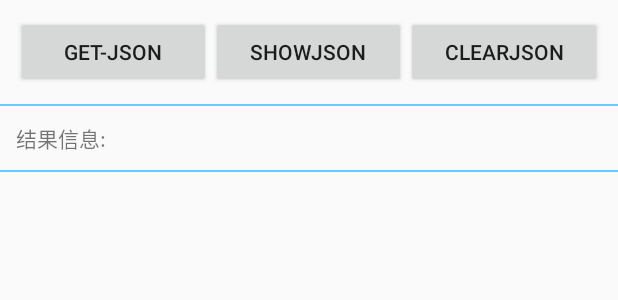
After one commit to yangshangwei/AndroidTourist, an Android app: the layout activity_json.xml on its own in the app's theme, with its tools: preview values and no code run, on a phone screen of 412 x 824 dp. The commit adds this screen. Shown: the top 300 px of the screen. Run offline under Robolectric (Android 15) with nearby library versions, the phone set to English and light mode, and no system bars.

Commit message:
JSON客户端UI

```diff
--- a/androidbase/build.gradle
+++ b/androidbase/build.gradle
@@ -27,12 +27,13 @@ android {
 
 dependencies {
     compile fileTree(dir: 'libs', include: ['*.jar'])
-    compile 'com.android.support:appcompat-v7:23.0.1'
-    compile 'com.apkfuns.logutils:library:1.0.6'
 
     apt "org.androidannotations:androidannotations:$AAVersion"
     compile "org.androidannotations:androidannotations-api:$AAVersion"
 
+    compile 'com.android.support:appcompat-v7:23.0.1'
+    compile 'com.apkfuns.logutils:library:1.0.6'
+    compile 'com.android.support:design:23.0.1'
 }
 
 apt {
--- /dev/null
+++ b/androidbase/src/main/res/layout/activity_json.xml
@@ -0,0 +1,66 @@
+<?xml version="1.0" encoding="utf-8"?>
+<RelativeLayout
+    xmlns:android="http://schemas.android.com/apk/res/android"
+    android:layout_width="match_parent"
+    android:layout_height="match_parent">
+
+    <LinearLayout
+        android:id="@+id/id_layout_head"
+        android:layout_width="match_parent"
+        android:layout_height="wrap_content"
+        android:layout_margin="5dp"
+        android:orientation="horizontal"
+        android:gravity="center"
+        android:padding="5dp">
+
+        <Button
+            android:id="@+id/id_btn_getJson"
+            android:layout_width="0dp"
+            android:layout_height="wrap_content"
+            android:layout_weight="1"
+
+            android:text="@string/getJson" />
+
+        <Button
+            android:id="@+id/id_btn_showJson"
+            android:layout_width="0dp"
+            android:layout_height="wrap_content"
+            android:layout_weight="1"
+            android:text="@string/showJson" />
+
+        <Button
+            android:id="@+id/id_btn_clearJson"
+            android:layout_width="0dp"
+            android:layout_height="wrap_content"
+            android:layout_weight="1"
+            android:text="@string/clearJson" />
+
+    </LinearLayout>
+
+    <View
+        android:id="@+id/id_view_v1"
+        android:layout_width="match_parent"
+        android:layout_height="2px"
+        android:layout_below="@id/id_layout_head"
+        android:background="#66CCFF" />
+
+    <TextView
+        android:id="@+id/id_tv_result"
+        android:layout_width="wrap_content"
+        android:layout_height="wrap_content"
+        android:layout_below="@id/id_view_v1"
+        android:layout_margin="5dp"
+        android:padding="5dp"
+        android:text="@string/result" />
+
+    <View
+        android:layout_width="match_parent"
+        android:layout_height="2px"
+        android:layout_below="@id/id_tv_result"
+        android:background="#66CCFF" />
+
+    <RelativeLayout
+        android:id="@+id/id_rlLayout_content"
+        android:layout_width="match_parent"
+        android:layout_height="wrap_content"/>
+</RelativeLayout>
--- a/androidbase/src/main/res/values/dimens.xml
+++ b/androidbase/src/main/res/values/dimens.xml
@@ -2,4 +2,5 @@
     <!-- Default screen margins, per the Android Design guidelines. -->
     <dimen name="activity_horizontal_margin">16dp</dimen>
     <dimen name="activity_vertical_margin">16dp</dimen>
+    <dimen name="fab_margin">16dp</dimen>
 </resources>
--- a/androidbase/src/main/res/values/strings.xml
+++ b/androidbase/src/main/res/values/strings.xml
@@ -22,4 +22,9 @@
     <string name="httpUpLoad">Http方式上传图片</string>
     <string name="httpClientUpload">HttpClient上传图片</string>
     <string name="mulitDownLoad">多线程下载</string>
+    <string name="title_activity_json">JsonActivity</string>
+    <string name="getJson">Get-Json</string>
+    <string name="showJson">ShowJson</string>
+    <string name="clearJson">ClearJson</string>
+    <string name="result">结果信息:</string>
 </resources>
--- a/androidbase/src/main/res/values/styles.xml
+++ b/androidbase/src/main/res/values/styles.xml
@@ -4,5 +4,11 @@
     <style name="AppTheme" parent="Theme.AppCompat.Light.DarkActionBar">
         <!-- Customize your theme here. -->
     </style>
+    <style name="AppTheme.NoActionBar">
+        <item name="windowActionBar">false</item>
+        <item name="windowNoTitle">true</item>
+    </style>
+    <style name="AppTheme.AppBarOverlay" parent="ThemeOverlay.AppCompat.Dark.ActionBar" />
+    <style name="AppTheme.PopupOverlay" parent="ThemeOverlay.AppCompat.Light" />
 
 </resources>
```
Also changed, not shown: androidbase/src/main/AndroidManifest.xml (+8 -7 lines), androidbase/src/main/java/com/turing/base/activity/HttpActivity.java (+34 -2 lines), androidbase/src/main/java/com/turing/base/activity/JsonActivity.java (added, +16 -0 lines), androidbase/src/main/res/values-v21/styles.xml (added, +8 -0 lines), 1 other file.
